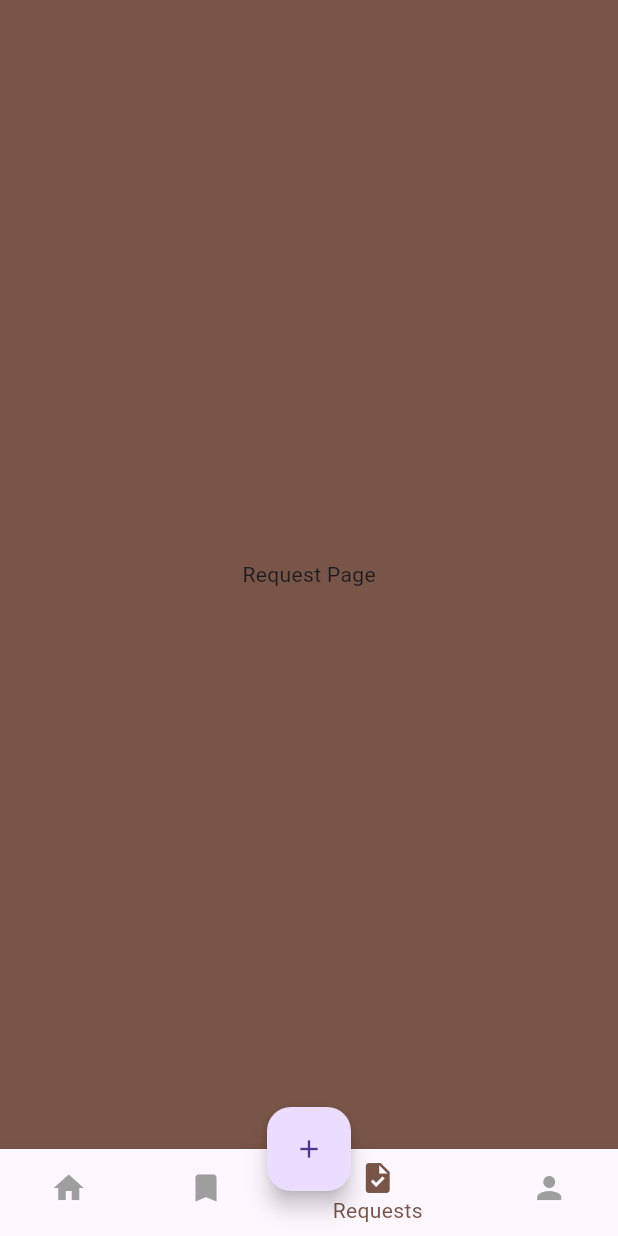
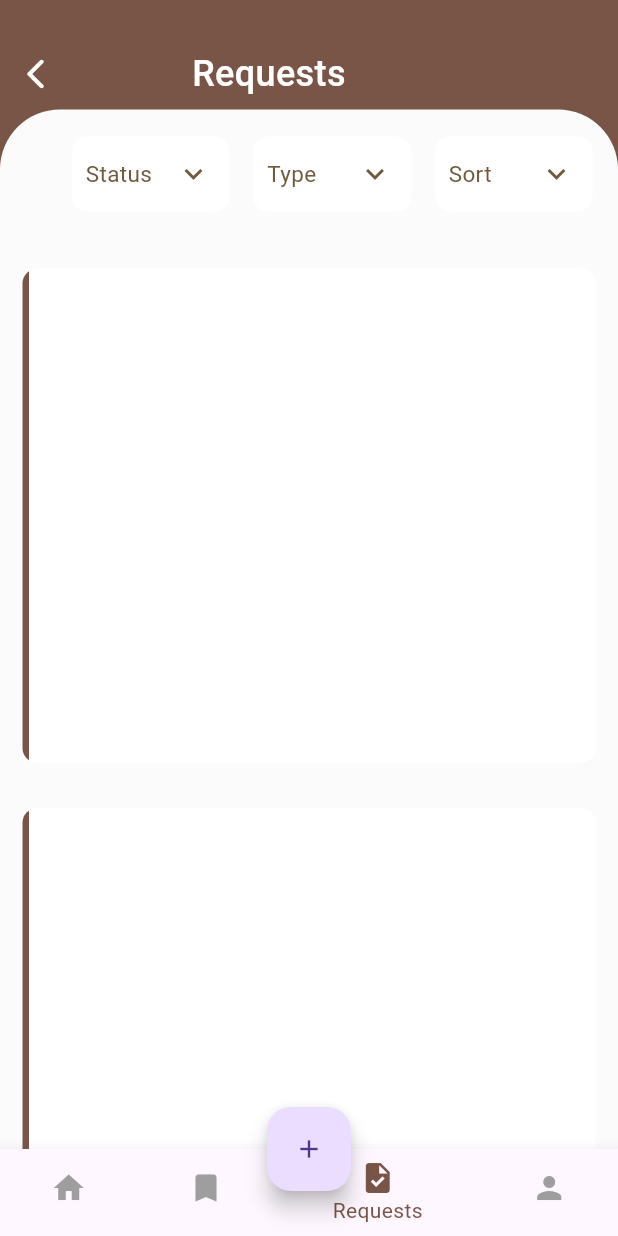
Before and after one commit to mahmoudrabie97/self_service_app, a Flutter app: the screen it shows after launch, item 3 of the bottom bar chosen, on a phone screen of 412 x 824 dp. Run offline on Flutter 3.47's test engine with Material 3 defaults, Android fonts, the phone set to English and light mode, and no system bars; our stand-ins replace flutter_bloc, shared_preferences; missing offline and left inert: flutter_advanced_calendar.

Commit message:
add requests page

```diff
--- a/lib/pages/attendace_page/attendace_page.dart
+++ /dev/null
@@ -1,14 +0,0 @@
-import 'package:flutter/material.dart';
-
-class AttendancePage extends StatelessWidget {
-  const AttendancePage({super.key});
-
-  @override
-  Widget build(BuildContext context) {
-    return const Scaffold(
-      body: Center(
-        child: Text('Attendance Page'),
-      ),
-    );
-  }
-}
--- a/lib/pages/attendence/widgets/custom_attendence_body.dart
+++ b/lib/pages/attendence/widgets/custom_attendence_body.dart
@@ -11,7 +11,7 @@ class CustomAttendenceBody extends StatelessWidget {
 
   @override
   Widget build(BuildContext context) {
-    return  Column(
+    return  ListView(
       children: [
         CustomAppbarMain(text: 'Records', icon: Icons.arrow_back_ios,),
         CustomAttendenceMainContainer(),
--- a/lib/pages/request_page/request_page.dart
+++ b/lib/pages/request_page/request_page.dart
@@ -1,4 +1,5 @@
 import 'package:flutter/material.dart';
+import 'package:self_service_app/pages/request_page/widgets/custom_requests_body.dart';
 
 class RequestPage extends StatelessWidget {
   const RequestPage({super.key});
@@ -6,9 +7,7 @@ class RequestPage extends StatelessWidget {
   @override
   Widget build(BuildContext context) {
     return const Scaffold(
-      body: Center(
-        child: Text('Request Page'),
-      ),
+      body: CustomRequestsBody(),
     );
   }
 }
--- /dev/null
+++ b/lib/pages/request_page/widgets/custom_ietm_row_container.dart
@@ -0,0 +1,44 @@
+import 'package:flutter/material.dart';
+
+import '../../../utlities/app_styles.dart';
+
+
+class CustomIetmRowContainer extends StatelessWidget {
+  const CustomIetmRowContainer({super.key, required this.text});
+  final String text;
+
+  @override
+  Widget build(BuildContext context) {
+    return Padding(
+      padding: const EdgeInsets.all(8.0),
+      child: Container(
+        height: 50,
+        width: 105,
+        decoration: BoxDecoration(
+          color: Colors.white,
+          borderRadius: BorderRadius.circular(10),
+        ),
+        child: Row(
+          children: [
+            Padding(
+              padding: const EdgeInsets.only(left: 9.0),
+              child: Text(
+                text,
+                style: AppStyles.style15.copyWith(color: const Color(0xff705A3E)),
+              ),
+            ),
+            const Spacer(),
+            IconButton(
+              onPressed: () {},
+              icon: const Icon(
+                Icons.keyboard_arrow_down,
+                //size: 25,
+                color: Color(0xff705A3E),
+              ),
+            ),
+          ],
+        ),
+      ),
+    );
+  }
+}
--- /dev/null
+++ b/lib/pages/request_page/widgets/custom_requests_body.dart
@@ -0,0 +1,22 @@
+
+
+import 'package:flutter/material.dart';
+import 'package:self_service_app/utlities/widgets/custom_appbar.dart';
+
+import 'custom_requests_main_container.dart';
+
+
+class CustomRequestsBody extends StatelessWidget {
+  const CustomRequestsBody({Key? key}) : super(key: key);
+
+  @override
+  Widget build(BuildContext context) {
+    return ListView(
+      children:  [
+        const CustomAppbarMain(text: 'Requests', icon: Icons.arrow_back_ios_rounded),
+        CustomRequestsMainContainer(),
+      ],
+    );
+  }
+
+}
--- /dev/null
+++ b/lib/pages/request_page/widgets/custom_requests_main_container.dart
@@ -0,0 +1,34 @@
+import 'package:flutter/material.dart';
+import 'package:flutter_advanced_calendar/flutter_advanced_calendar.dart';
+import 'package:self_service_app/utlities/app_styles.dart';
+
+import 'custom_requests_row.dart';
+import 'custom_requests_sub_container.dart';
+
+class CustomRequestsMainContainer extends StatelessWidget {
+  CustomRequestsMainContainer({super.key});
+
+  @override
+  Widget build(BuildContext context) {
+    return Container(
+      height: MediaQuery.sizeOf(context).height * .89,
+      width: double.infinity,
+      decoration: const BoxDecoration(
+        color: Color(0xffFBFBFB),
+        borderRadius: BorderRadius.only(
+          topLeft: Radius.circular(40),
+          topRight: Radius.circular(40),
+        ),
+      ),
+      child: const SingleChildScrollView(
+        child: Column(
+          children: [
+            CustomRequestsRow(),
+            CustomRequestsSubContainer(),
+            CustomRequestsSubContainer(),
+          ],
+        ),
+      ),
+    );
+  }
+}
--- /dev/null
+++ b/lib/pages/request_page/widgets/custom_requests_row.dart
@@ -0,0 +1,31 @@
+import 'package:flutter/material.dart';
+
+import 'custom_ietm_row_container.dart';
+import 'custom_requests_main_container.dart';
+
+
+
+
+class CustomRequestsRow extends StatelessWidget {
+  const CustomRequestsRow({super.key});
+
+  @override
+  Widget build(BuildContext context) {
+    return const Padding(
+      padding: EdgeInsets.only(left: 40.0,top: 10),
+      child: Row(
+        children: [
+          CustomIetmRowContainer(
+            text: 'Status',
+          ),
+          CustomIetmRowContainer(
+            text: 'Type',
+          ),
+          CustomIetmRowContainer(
+            text: 'Sort',
+          ),
+        ],
+      ),
+    );
+  }
+}
--- /dev/null
+++ b/lib/pages/request_page/widgets/custom_requests_sub_container.dart
@@ -0,0 +1,35 @@
+
+
+
+import 'package:flutter/material.dart';
+
+
+
+class CustomRequestsSubContainer extends StatelessWidget {
+  const CustomRequestsSubContainer({Key? key}) : super(key: key);
+
+  @override
+  Widget build(BuildContext context) {
+    return Padding(
+      padding: const EdgeInsets.only(top: 30.0,right: 15,left: 15),
+      child: Container(
+        height: MediaQuery.sizeOf(context).height * .4,
+        width: double.infinity,
+
+        decoration:  BoxDecoration(
+          gradient: const LinearGradient(
+            begin: Alignment.centerLeft,
+            end: Alignment.centerRight,
+            colors: [
+              Colors.brown,
+              Colors.white,
+            ],
+            stops: [.011, .011],
+          ),
+          color: Colors.orangeAccent,
+          borderRadius: BorderRadius.circular(10),
+        ),
+      ),
+    );
+  }
+}
--- a/lib/root_bottom_nav.dart
+++ b/lib/root_bottom_nav.dart
@@ -1,5 +1,6 @@
 import 'package:flutter/material.dart';
-import 'package:self_service_app/pages/attendace_page/attendace_page.dart';
+
+import 'package:self_service_app/pages/attendence/attendence_page.dart';
 import 'package:self_service_app/pages/home/home_page.dart';
 import 'package:self_service_app/pages/profile_page/profile_page.dart';
 import 'package:self_service_app/pages/request_page/request_page.dart';
@@ -17,7 +18,7 @@ class _RootBottmNavState extends State<RootBottmNav> {
   int currentindex = 0;
   final List<Widget> pages = <Widget>[
     const HomePage(),
-    const AttendancePage(),
+    const AttendencePage(),
     const RequestPage(),
     const ProfilePage(),
   ];
--- a/lib/utlities/app_styles.dart
+++ b/lib/utlities/app_styles.dart
@@ -27,4 +27,5 @@ class AppStyles {
     color: Colors.black,
     fontWeight: FontWeight.w500,
   );
+
 }
```
Also changed, not shown: pubspec.lock.
